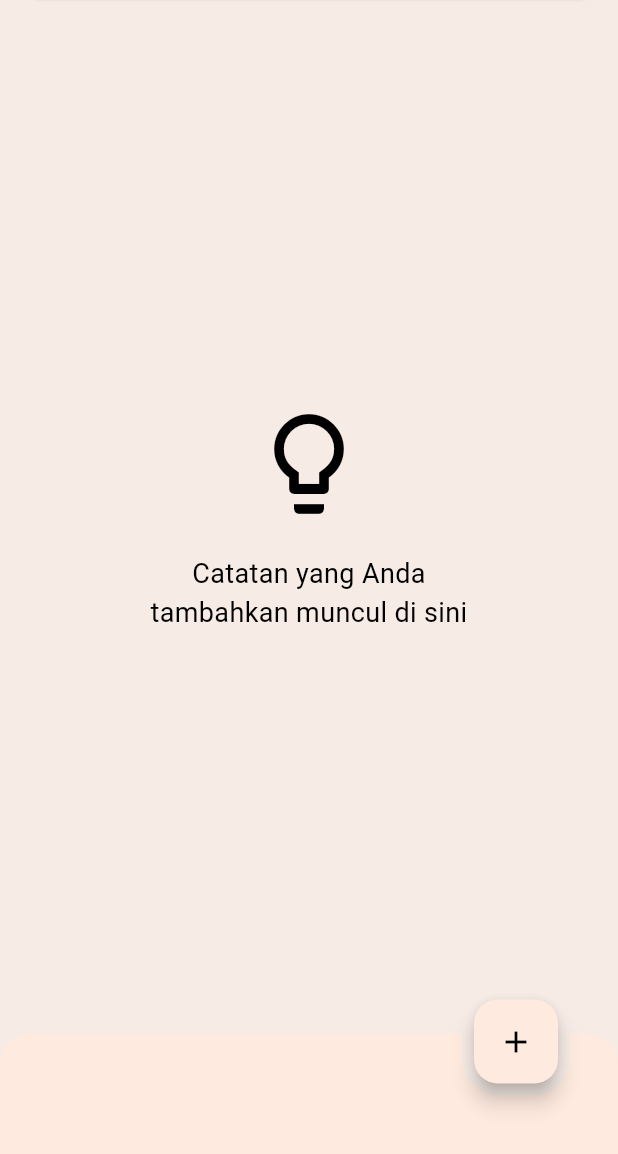
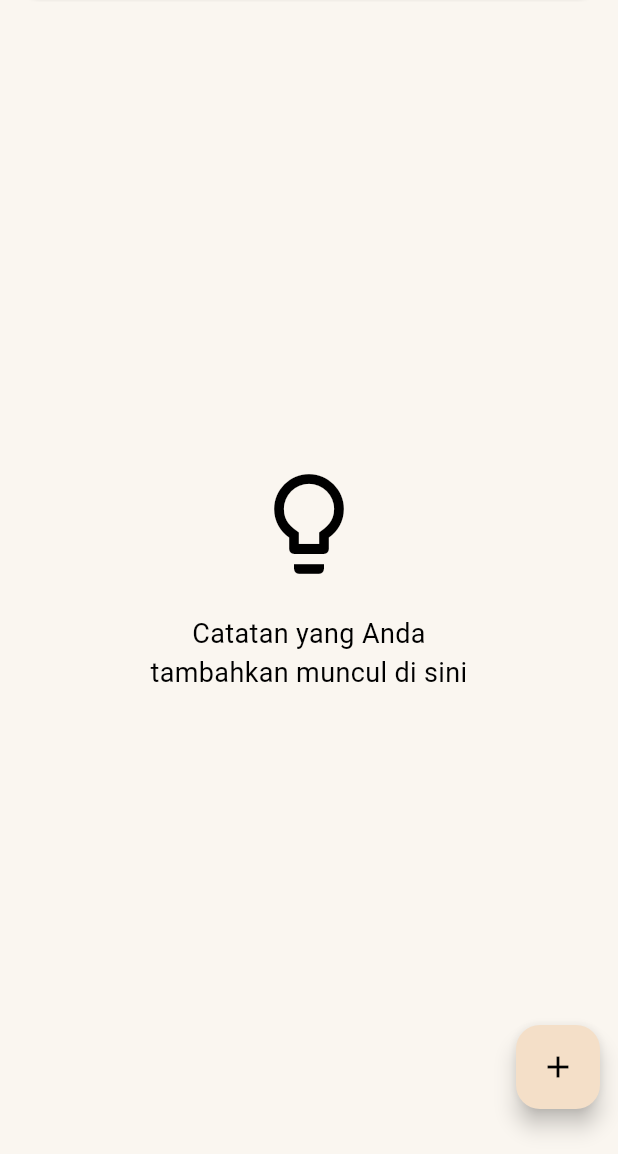
Before and after one commit to Faridbhp/tulisan_awak_app, a Flutter app: the ArchivePage screen opened directly, after a tap on the "menu" icon, after a tap on "Beranda", on a phone screen of 412 x 824 dp, the part 82-1236 px from its top. Run offline on Flutter 3.47's test engine with Material 3 defaults, Android fonts, the phone set to English and light mode, and no system bars; our stand-ins replace flutter_colorpicker, flutter_redux, image_picker, redux, shared_preferences; accounts and stored records are empty.

Commit message:
change color app

```diff
--- a/lib/constants/constants.dart
+++ b/lib/constants/constants.dart
@@ -8,6 +8,8 @@ class ColorStore {
   final Color borderColor;
   final Color iconColor;
   final Color sideColor;
+  final Color hoverColor;
+  final Color buttonPlusColor;
 
   ColorStore({
     required this.backgroundColor,
@@ -17,28 +19,34 @@ class ColorStore {
     required this.borderColor,
     required this.iconColor,
     required this.sideColor,
+    required this.hoverColor,
+    required this.buttonPlusColor,
   });
 
   // Define dark theme colors
   static ColorStore dark = ColorStore(
-    backgroundColor: Color.fromARGB(255, 28, 17, 13),
-    searchColor: Color.fromARGB(255, 45, 28, 21),
-    bottomColor: Color.fromARGB(255, 40, 29, 23),
+    backgroundColor: Color(0xFF000000),
+    searchColor: Color(0xFF2B2B2B),
+    bottomColor: Color(0xFF2B2B2B),
     textColor: Colors.white,
     borderColor: Colors.grey,
-    iconColor: Colors.yellow,
-    sideColor: Colors.white,
+    iconColor: Colors.white,
+    sideColor: Color(0xFF2B2B2B),
+    hoverColor: Color(0xFF2B2B2B),
+    buttonPlusColor: Color(0xFF423F3E),
   );
 
   // Define light theme colors
   static ColorStore light = ColorStore(
-    backgroundColor: Color.fromARGB(255, 246, 235, 229),
-    searchColor: Color.fromARGB(255,248,230, 229),
-    bottomColor: Color.fromARGB(255, 254,234,223),
+    backgroundColor: Color(0xFFFAF6F0),
+    searchColor: Color(0xFFF4EAE0),
+    bottomColor: Color(0xFFF4EAE0),
     textColor: Colors.black,
-    borderColor: Colors.black,
-    iconColor: Colors.blue,
-    sideColor: Color.fromARGB(255, 213,201,196),
+    borderColor: Color(0xFF000000),
+    iconColor: Colors.black,
+    sideColor: Color.fromARGB(255, 213, 201, 196),
+    hoverColor: Color(0xFFF4EAE0),
+    buttonPlusColor: Color(0xFFF4DFC8),
   );
 }
 
--- a/lib/pages/archive_page.dart
+++ b/lib/pages/archive_page.dart
@@ -1,15 +1,22 @@
 import 'package:flutter/material.dart';
 import 'package:flutter_redux/flutter_redux.dart';
 import 'package:tulisan_awak_app/components/grid_card.dart';
-import 'package:tulisan_awak_app/components/header.dart';
-import 'package:tulisan_awak_app/components/note_card.dart';
+import 'package:tulisan_awak_app/components/grid_card_staggered.dart';
+import 'package:tulisan_awak_app/components/header2.dart';
 import 'package:tulisan_awak_app/constants/constants.dart';
 import 'package:tulisan_awak_app/redux/models/model_store.dart';
 import 'package:tulisan_awak_app/pages/drawer.dart';
 import 'package:tulisan_awak_app/redux/state/app_state.dart';
 
-class ArchivePage extends StatelessWidget {
+class ArchivePage extends StatefulWidget {
   const ArchivePage({super.key});
+
+  @override
+  State<ArchivePage> createState() => _ArchivePageState();
+}
+
+class _ArchivePageState extends State<ArchivePage> {
+  int showGridCount = 1;
 
   @override
   Widget build(BuildContext context) {
@@ -44,10 +51,16 @@ class ArchivePage extends StatelessWidget {
           appBar: AppBar(
               backgroundColor: lingtOrDark,
               automaticallyImplyLeading: false,
-              title: Header(
+              title: Header2(
                 searchColor: colorScheme.searchColor,
                 textColor: textColor,
                 fontSize: fontSize.fontHeader,
+                onChangeGridCount: () {
+                  setState(() {
+                    showGridCount = showGridCount == 1 ? 2 : 1;
+                  });
+                },
+                gridCount: showGridCount,
               )),
           drawer: DrawerPage(),
           body: filteredNotes.isEmpty
@@ -72,21 +85,15 @@ class ArchivePage extends StatelessWidget {
                     ],
                   ),
                 )
-              : LayoutBuilder(
-                  builder: (BuildContext context, BoxConstraints constraints) {
+              : Padding(
+                  padding: const EdgeInsets.all(10),
+                  child: LayoutBuilder(
+                    builder:
+                        (BuildContext context, BoxConstraints constraints) {
                       if (constraints.maxWidth <= 500) {
-                      return Padding(
-                        padding: const EdgeInsets.only(bottom: 30),
-                        child: ListView.builder(
-                          itemCount: filteredNotes.length,
-                          itemBuilder: (context, index) {
-                            final note = filteredNotes[index];
-                            return NoteCard(
-                              note: note,
-                              index: index,
-                            );
-                          },
-                        ),
+                        return GridCardStaggered(
+                          allNotes: filteredNotes,
+                          gridCount: showGridCount,
                         );
                       } else if (constraints.maxWidth <= 700) {
                         return GridCard(
@@ -106,11 +113,6 @@ class ArchivePage extends StatelessWidget {
                       }
                     },
                   ),
-          bottomNavigationBar: ClipRRect(
-            borderRadius: BorderRadius.vertical(top: Radius.circular(20)),
-            child: BottomAppBar(
-              color: colorScheme.bottomColor,
-            ),
                 ),
         );
       },
--- a/lib/pages/drawer.dart
+++ b/lib/pages/drawer.dart
@@ -103,13 +103,13 @@ class DrawerPage extends StatelessWidget {
               ListTile(
                 leading: Icon(
                   Icons.home,
-                  color: textColor,
+                  color: colorScheme.iconColor,
                   size: fontSize.fontTitle,
                 ),
                 title: Text(
                   'Beranda',
                   style: TextStyle(
-                    color: textColor,
+                    color: colorScheme.iconColor,
                     fontSize: fontSize.fontHeader,
                   ),
                 ),
@@ -122,7 +122,7 @@ class DrawerPage extends StatelessWidget {
               ListTile(
                 leading: Icon(
                   Icons.archive,
-                  color: textColor,
+                  color: colorScheme.iconColor,
                   size: fontSize.fontTitle,
                 ),
                 title: Text(
--- a/lib/pages/home_page.dart
+++ b/lib/pages/home_page.dart
@@ -1,10 +1,7 @@
-import 'dart:ffi';
-
 import 'package:flutter/material.dart';
 import 'package:flutter_redux/flutter_redux.dart';
 import 'package:tulisan_awak_app/components/grid_card.dart';
 import 'package:tulisan_awak_app/components/grid_card_staggered.dart';
-import 'package:tulisan_awak_app/components/note_card.dart';
 import 'package:tulisan_awak_app/components/search_bar.dart';
 import 'package:tulisan_awak_app/constants/constants.dart';
 import 'package:tulisan_awak_app/redux/actions/actions.dart';
@@ -117,9 +114,11 @@ class _HomePageState extends State<HomePage> {
                   ),
                 )
               : Padding(
-                padding: EdgeInsets.all(10),
-                child: LayoutBuilder(
-                    builder: (BuildContext context, BoxConstraints constraints) {
+                  padding:
+                      EdgeInsets.only(top: 10, bottom: 25, right: 10, left: 10),
+                  child: LayoutBuilder(
+                    builder:
+                        (BuildContext context, BoxConstraints constraints) {
                       if (constraints.maxWidth <= 500) {
                         return GridCardStaggered(
                           allNotes: allNotes,
@@ -143,22 +142,15 @@ class _HomePageState extends State<HomePage> {
                       }
                     },
                   ),
-              ),
-          bottomNavigationBar: ClipRRect(
-            borderRadius: BorderRadius.vertical(top: Radius.circular(20)),
-            child: BottomAppBar(
-              color: colorScheme.bottomColor,
-            ),
-          ),
+                ),
           floatingActionButton: Container(
             decoration: BoxDecoration(
               color: lingtOrDark,
               borderRadius: BorderRadius.circular(25),
             ),
-            padding: EdgeInsets.all(8),
-            margin: EdgeInsets.only(right: 20, top: 10),
+            margin: EdgeInsets.only(right: 0, bottom: 30),
             child: FloatingActionButton(
-              backgroundColor: colorScheme.bottomColor,
+              backgroundColor: colorScheme.buttonPlusColor,
               onPressed: () {
                 String keyData = Uuid().v4();
                 final note = Note(
@@ -171,7 +163,7 @@ class _HomePageState extends State<HomePage> {
                     .dispatch(AddNoteAction(note));
                 Navigator.of(context).push(_createRoute(note));
               },
-              child: Icon(Icons.add, color: textColor),
+              child: Icon(Icons.add, color: colorScheme.iconColor),
             ),
           ),
           floatingActionButtonLocation:
--- a/lib/pages/note_page.dart
+++ b/lib/pages/note_page.dart
@@ -120,7 +120,7 @@ class _NotePageState extends State<NotePage> {
               IconButton(
                 icon: Icon(
                   isPinned ? Icons.push_pin : Icons.push_pin_outlined,
-                  color: textColor,
+                  color: colorScheme.iconColor,
                 ),
                 onPressed: () {
                   setState(() {
@@ -133,7 +133,7 @@ class _NotePageState extends State<NotePage> {
               IconButton(
                 icon: Icon(
                   isArsip ? Icons.unarchive_outlined : Icons.archive_outlined,
-                  color: textColor,
+                  color: colorScheme.iconColor,
                 ),
                 // Action for archive icon
                 onPressed: () {
@@ -239,7 +239,7 @@ class _NotePageState extends State<NotePage> {
             undoController: _undoNoteController,
             backgroundColor: lingtOrDark,
             formattedDate: formattedDate,
-            textColor: textColor,
+            iconColor: colorScheme.iconColor,
             onColorPickerPressed: () {
               _showColorPicker(context);
             },
```
Also changed, not shown: lib/components/custom_bottom_app_bar.dart (+7 -6 lines), lib/components/note_card.dart (+26 -14 lines), lib/components/undo_redo_buttons.dart (+21 -4 lines). Lines whose indentation alone changed are shown as unchanged.
